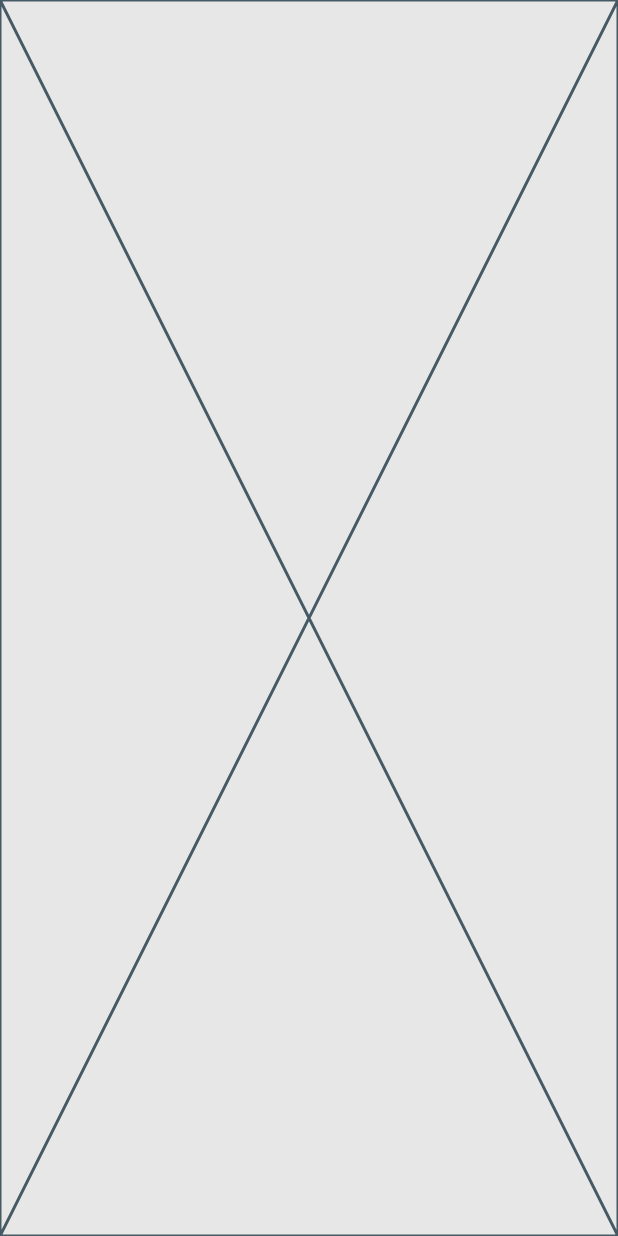
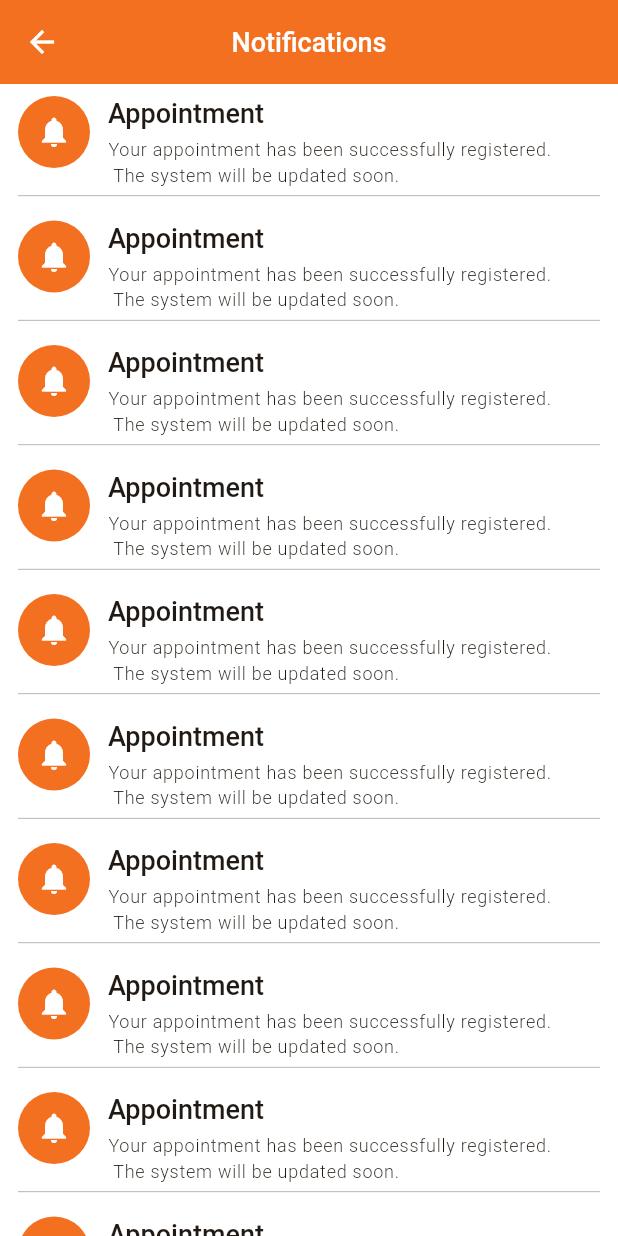
Before and after one commit to Eaindra68/customer_appoitment_system, a Flutter app: the screen it shows after launch, after a tap on "Notification", on a phone screen of 412 x 824 dp. Run offline on Flutter 3.47's test engine with Material 3 defaults, Android fonts, the phone set to English and light mode, and no system bars; our stand-ins replace loading_animation_widget; Roboto replaces fonts that are missing (Nunito).

Commit message:
Update noti_page.dart

```diff
--- a/lib/presentation/pages/noti_page.dart
+++ b/lib/presentation/pages/noti_page.dart
@@ -1,15 +1,81 @@
+import 'package:ace_customer_appoitment_system/core/extensions/context_exts.dart';
 import 'package:flutter/material.dart';
 
-class NotiPage extends StatefulWidget {
+import '../../config/colors_constant.dart';
+
+class NotiPage extends StatelessWidget {
   const NotiPage({super.key});
 
   @override
-  State<NotiPage> createState() => _NotiPageState();
-}
+  Widget build(BuildContext context) {
+    return Scaffold(
+      appBar: AppBar(
+        backgroundColor: ColorConst.primary,
+        leading: InkWell(
+          onTap: () => context.pop(),
+          child: Icon(Icons.arrow_back, color: Colors.white),
+        ),
+        automaticallyImplyLeading: false,
+        centerTitle: true,
+        title: Text(
+          "Notifications",
+          style: context.textTheme.titleLarge?.copyWith(color: Colors.white),
+        ),
+      ),
+      body: ListView.builder(
+        itemCount: 20,
+        itemBuilder: (context, index) {
+          return Padding(
+            padding: const EdgeInsets.symmetric(horizontal: 12, vertical: 8),
+            child: Column(
+              children: [
+                Row(
+                  crossAxisAlignment: CrossAxisAlignment.start,
+                  children: [
+                    CircleAvatar(
+                      backgroundColor: ColorConst.primary,
+                      radius: 24,
+                      child: Icon(Icons.notifications, color: Colors.white),
+                    ),
+                    const SizedBox(width: 12),
+                    Expanded(
+                      child: Column(
+                        crossAxisAlignment: CrossAxisAlignment.start,
+                        children: [
+                          Text(
+                            "Appointment",
+                            style: context.textTheme.titleLarge,
+                          ),
+                          const SizedBox(height: 4),
+                          Text(
+                            "Your appointment has been successfully registered. ",
+                            maxLines: 2,
+                            overflow: TextOverflow.ellipsis,
+                            style: context.textTheme.labelSmall?.copyWith(
+                              fontWeight: FontWeight.w300,
+                            ),
+                          ),
+                          Text(
+                            " The system will be updated soon.",
+                            maxLines: 2,
+                            overflow: TextOverflow.ellipsis,
+                            style: context.textTheme.labelSmall?.copyWith(
+                              fontWeight: FontWeight.w300,
+                            ),
+                          ),
 
-class _NotiPageState extends State<NotiPage> {
-  @override
-  Widget build(BuildContext context) {
-    return const Placeholder();
+                          const SizedBox(height: 5),
+                        ],
+                      ),
+                    ),
+                  ],
+                ),
+                const Divider(height: 1, thickness: 0.5, color: Colors.grey),
+              ],
+            ),
+          );
+        },
+      ),
+    );
   }
 }
```
